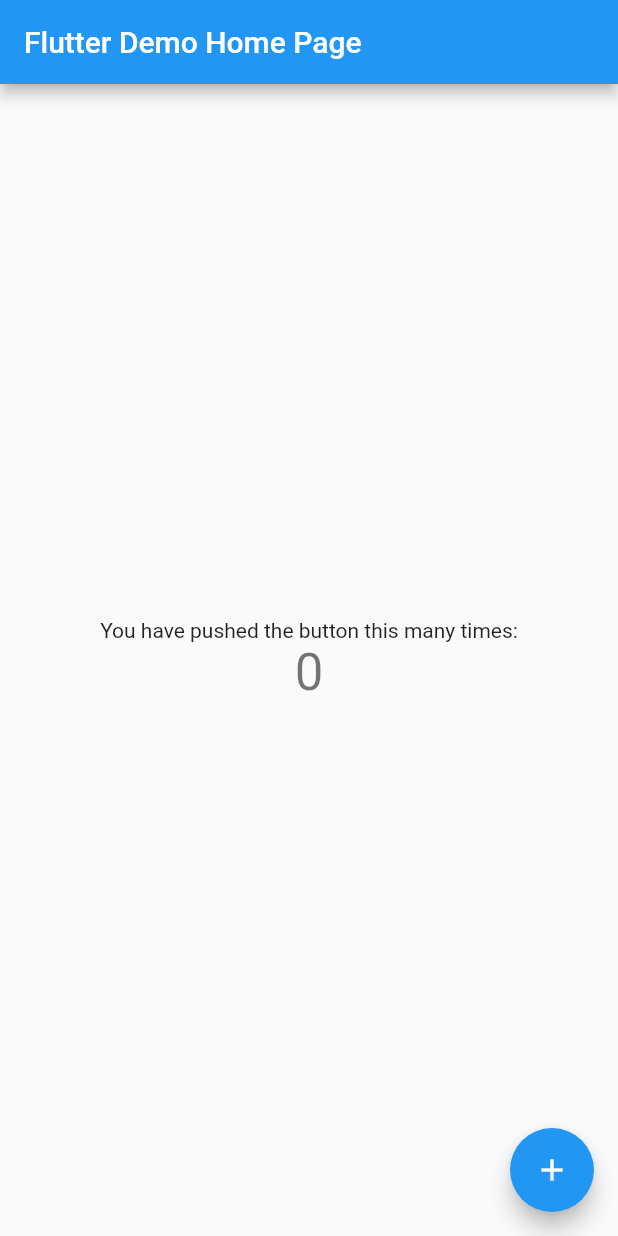
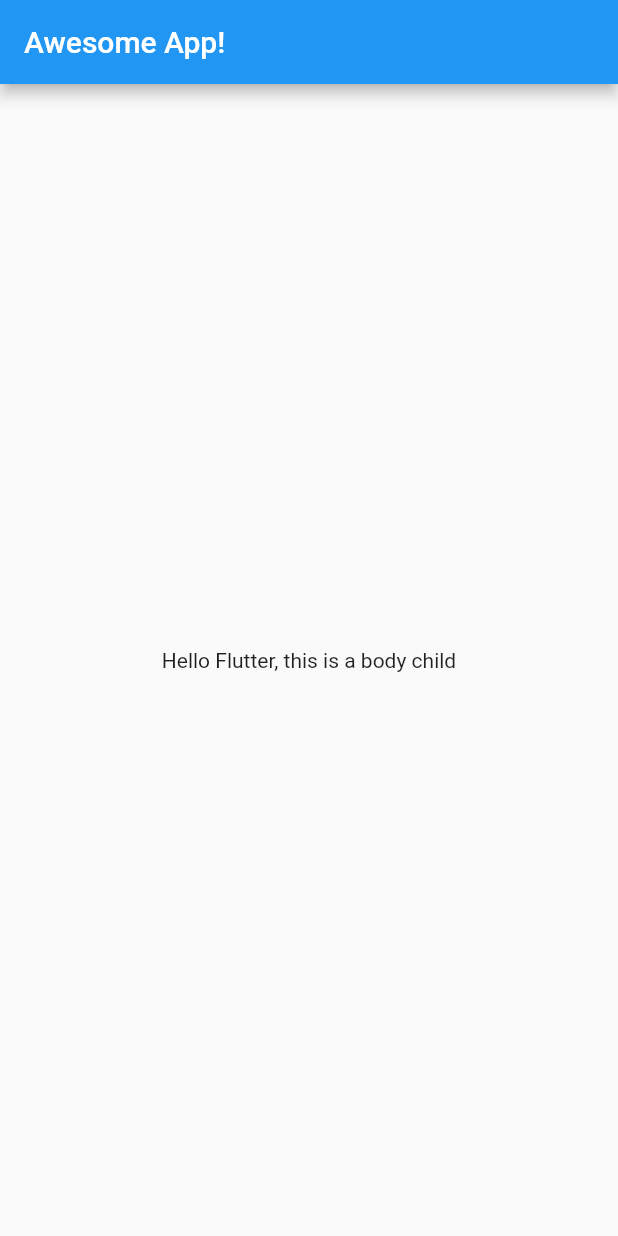
Before and after one commit to ShubhamKunal/Flutter_tests, a Flutter app: the screen it shows after launch, on a phone screen of 412 x 824 dp. Run offline on Flutter 3.47's test engine with Material 2 defaults, Android fonts, the phone set to English and light mode, and no system bars.

Commit message:
chapter 1 completed

```diff
--- a/lib/main.dart
+++ b/lib/main.dart
@@ -1,117 +1,25 @@
-import 'package:flutter/material.dart';
+import "package:flutter/material.dart";
+import "package:flutter/cupertino.dart";
+import "package:flutter/widgets.dart";
 
 void main() {
-  runApp(MyApp());
+  runApp(MaterialApp(
+    // to run app with flutter
+    title: "AwesomeApp",
+    home: HomePage(),
+  ));
 }
 
-class MyApp extends StatelessWidget {
-  // This widget is the root of your application.
+class HomePage extends StatelessWidget {
   @override
   Widget build(BuildContext context) {
-    return MaterialApp(
-      title: 'Flutter Demo',
-      theme: ThemeData(
-        // This is the theme of your application.
-        //
-        // Try running your application with "flutter run". You'll see the
-        // application has a blue toolbar. Then, without quitting the app, try
-        // changing the primarySwatch below to Colors.green and then invoke
-        // "hot reload" (press "r" in the console where you ran "flutter run",
-        // or simply save your changes to "hot reload" in a Flutter IDE).
-        // Notice that the counter didn't reset back to zero; the application
-        // is not restarted.
-        primarySwatch: Colors.blue,
-        // This makes the visual density adapt to the platform that you run
-        // the app on. For desktop platforms, the controls will be smaller and
-        // closer together (more dense) than on mobile platforms.
-        visualDensity: VisualDensity.adaptivePlatformDensity,
+    return Scaffold(
+      appBar: AppBar(
+        title: Text("Awesome App!"),
       ),
-      home: MyHomePage(title: 'Flutter Demo Home Page'),
+      body: Container(
+        child: Center(child: Text("Hello Flutter, this is a body child")),
+      ),
     );
   }
 }
-
-class MyHomePage extends StatefulWidget {
-  MyHomePage({Key key, this.title}) : super(key: key);
-
-  // This widget is the home page of your application. It is stateful, meaning
-  // that it has a State object (defined below) that contains fields that affect
-  // how it looks.
-
-  // This class is the configuration for the state. It holds the values (in this
-  // case the title) provided by the parent (in this case the App widget) and
-  // used by the build method of the State. Fields in a Widget subclass are
-  // always marked "final".
-
-  final String title;
-
-  @override
-  _MyHomePageState createState() => _MyHomePageState();
-}
-
-class _MyHomePageState extends State<MyHomePage> {
-  int _counter = 0;
-
-  void _incrementCounter() {
-    setState(() {
-      // This call to setState tells the Flutter framework that something has
-      // changed in this State, which causes it to rerun the build method below
-      // so that the display can reflect the updated values. If we changed
-      // _counter without calling setState(), then the build method would not be
-      // called again, and so nothing would appear to happen.
-      _counter++;
-    });
-  }
-
-  @override
-  Widget build(BuildContext context) {
-    // This method is rerun every time setState is called, for instance as done
-    // by the _incrementCounter method above.
-    //
-    // The Flutter framework has been optimized to make rerunning build methods
-    // fast, so that you can just rebuild anything that needs updating rather
-    // than having to individually change instances of widgets.
-    return Scaffold(
-      appBar: AppBar(
-        // Here we take the value from the MyHomePage object that was created by
-        // the App.build method, and use it to set our appbar title.
-        title: Text(widget.title),
-      ),
-      body: Center(
-        // Center is a layout widget. It takes a single child and positions it
-        // in the middle of the parent.
-        child: Column(
-          // Column is also a layout widget. It takes a list of children and
-          // arranges them vertically. By default, it sizes itself to fit its
-          // children horizontally, and tries to be as tall as its parent.
-          //
-          // Invoke "debug painting" (press "p" in the console, choose the
-          // "Toggle Debug Paint" action from the Flutter Inspector in Android
-          // Studio, or the "Toggle Debug Paint" command in Visual Studio Code)
-          // to see the wireframe for each widget.
-          //
-          // Column has various properties to control how it sizes itself and
-          // how it positions its children. Here we use mainAxisAlignment to
-          // center the children vertically; the main axis here is the vertical
-          // axis because Columns are vertical (the cross axis would be
-          // horizontal).
-          mainAxisAlignment: MainAxisAlignment.center,
-          children: <Widget>[
-            Text(
-              'You have pushed the button this many times:',
-            ),
-            Text(
-              '$_counter',
-              style: Theme.of(context).textTheme.headline4,
-            ),
-          ],
-        ),
-      ),
-      floatingActionButton: FloatingActionButton(
-        onPressed: _incrementCounter,
-        tooltip: 'Increment',
-        child: Icon(Icons.add),
-      ), // This trailing comma makes auto-formatting nicer for build methods.
-    );
-  }
-}
```
